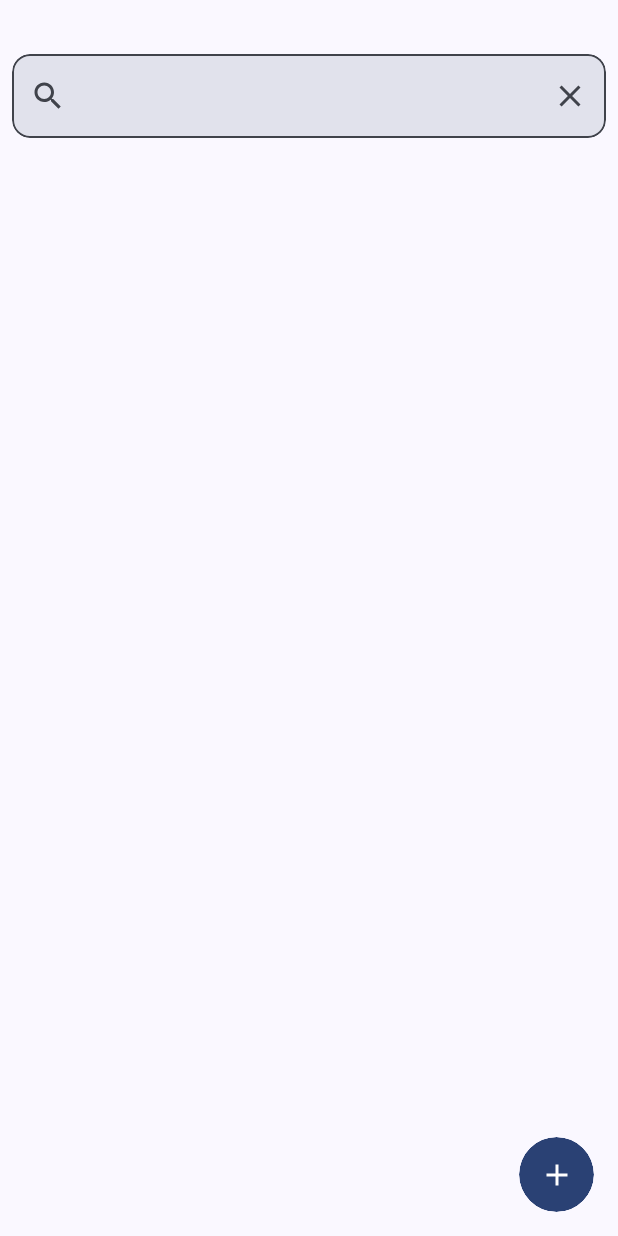
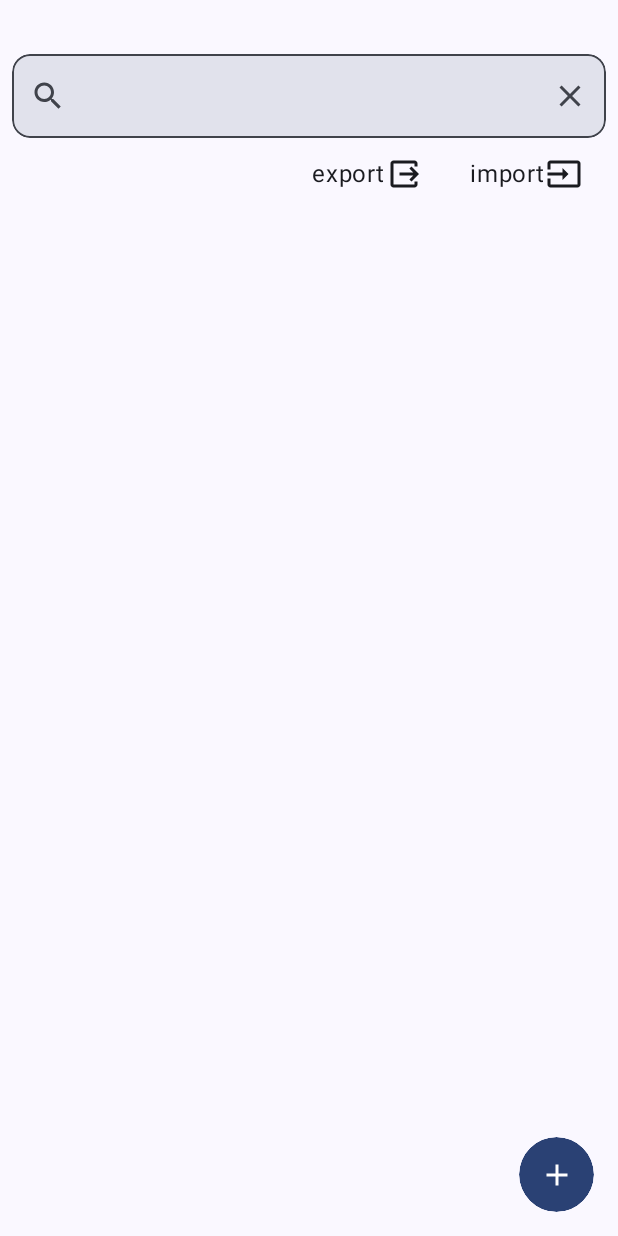
Before and after one commit to DarielBR/Contacts, an Android app built with Jetpack Compose: the screen it shows after launch (MainActivity), on a phone screen of 412 x 824 dp. Run offline under Robolectric (Android 15) with nearby library versions, the phone set to English and light mode, and no system bars; our stand-ins replace Dagger/Hilt's generated code, Room's generated code; 3 statements that could not run were skipped.

Commit message:
Today's due

```diff
--- a/app/build.gradle.kts
+++ b/app/build.gradle.kts
@@ -79,6 +79,12 @@ dependencies {
     kapt("com.google.dagger:hilt-android-compiler:2.44")
     //Navigation in Compose
     implementation("androidx.navigation:navigation-compose:2.7.5")
+    //Permission request
+    implementation ("com.google.accompanist:accompanist-permissions:0.24.13-rc")
+    //Retrofit
+    implementation ("com.squareup.retrofit2:converter-gson:2.9.0")
+    //GSON
+    implementation ("com.google.code.gson:gson:2.9.0")
 }
 
 kapt{
--- a/app/src/main/AndroidManifest.xml
+++ b/app/src/main/AndroidManifest.xml
@@ -1,6 +1,12 @@
 <?xml version="1.0" encoding="utf-8"?>
 <manifest xmlns:android="http://schemas.android.com/apk/res/android"
     xmlns:tools="http://schemas.android.com/tools">
+
+    <uses-feature
+        android:name="android.hardware.telephony"
+        android:required="false" />
+    <uses-permission android:name="android.permission.CALL_PHONE"/>
+    <uses-permission android:name="android.permission.SEND_SMS"/>
 
     <application
         android:name=".ContactsApplication"
--- a/app/src/main/java/com/bravoromeo/contacts/MainActivity.kt
+++ b/app/src/main/java/com/bravoromeo/contacts/MainActivity.kt
@@ -1,7 +1,6 @@
 package com.bravoromeo.contacts
 
 import android.annotation.SuppressLint
-import android.opengl.Visibility
 import android.os.Bundle
 import androidx.activity.ComponentActivity
 import androidx.activity.compose.setContent
@@ -20,7 +19,6 @@ import androidx.compose.material3.Surface
 import androidx.compose.runtime.Composable
 import androidx.compose.runtime.getValue
 import androidx.compose.runtime.mutableStateOf
-import androidx.compose.runtime.remember
 import androidx.compose.runtime.saveable.rememberSaveable
 import androidx.compose.runtime.setValue
 import androidx.compose.ui.Modifier
@@ -34,6 +32,8 @@ import androidx.navigation.compose.rememberNavController
 import com.bravoromeo.contacts.navigation.AppNavigation
 import com.bravoromeo.contacts.navigation.AppScreens
 import com.bravoromeo.contacts.ui.theme.ContactsTheme
+import com.bravoromeo.contacts.ui.utils.RequestPhonePermission
+import com.bravoromeo.contacts.ui.utils.RequestSMSPermission
 import com.bravoromeo.contacts.viewmodel.ContactsViewModel
 import dagger.hilt.android.AndroidEntryPoint
 
@@ -42,6 +42,8 @@ class MainActivity : ComponentActivity() {
     override fun onCreate(savedInstanceState: Bundle?) {
         super.onCreate(savedInstanceState)
         val viewModel: ContactsViewModel by viewModels()
+
+
         setContent {
             val navHostController = rememberNavController()
             ContactsTheme {
@@ -50,6 +52,8 @@ class MainActivity : ComponentActivity() {
                     modifier=Modifier.fillMaxSize(),
                     color=MaterialTheme.colorScheme.background
                 ) {
+                    RequestPhonePermission()
+                    RequestSMSPermission()
                     MainComposition(
                         viewModel=viewModel,
                         navHostController=navHostController
--- a/app/src/main/java/com/bravoromeo/contacts/hilt_di/AppModule.kt
+++ b/app/src/main/java/com/bravoromeo/contacts/hilt_di/AppModule.kt
@@ -1,17 +1,25 @@
 package com.bravoromeo.contacts.hilt_di
 
 import android.content.Context
+import android.os.Environment
 import dagger.Module
 import dagger.Provides
 import dagger.hilt.InstallIn
 import dagger.hilt.android.qualifiers.ApplicationContext
 import dagger.hilt.components.SingletonComponent
+import javax.inject.Singleton
 
 @Module
 @InstallIn(SingletonComponent::class)
 object AppModule {
+    @Singleton
     @Provides
     fun provideContext(@ApplicationContext applicationContext: Context): Context{
         return applicationContext
     }
+    @Singleton
+    @Provides
+    fun provideEnvironment(@ApplicationContext environment: Environment): Environment{
+        return environment
+    }
 }
--- a/app/src/main/java/com/bravoromeo/contacts/repositories/database/DatabaseRepository.kt
+++ b/app/src/main/java/com/bravoromeo/contacts/repositories/database/DatabaseRepository.kt
@@ -17,7 +17,9 @@ import kotlinx.coroutines.runBlocking
 import kotlinx.coroutines.withContext
 import javax.inject.Inject
 
-class DatabaseRepository @Inject constructor(@ApplicationContext private val context: Context) {
+class DatabaseRepository @Inject constructor(
+    @ApplicationContext private val context: Context
+) {
     private val contactsDao: ContactsDao
 
     init {
--- a/app/src/main/java/com/bravoromeo/contacts/repositories/database/entities/Contact.kt
+++ b/app/src/main/java/com/bravoromeo/contacts/repositories/database/entities/Contact.kt
@@ -3,16 +3,21 @@ package com.bravoromeo.contacts.repositories.database.entities
 import androidx.room.ColumnInfo
 import androidx.room.Entity
 import androidx.room.PrimaryKey
+import com.google.gson.annotations.SerializedName
 
 @Entity(tableName = "contact")
 data class Contact (
     @PrimaryKey
     @ColumnInfo(name = "contact_id")
+    @SerializedName("id")
     val contactId: String,
     @ColumnInfo(name = "person_id")
+    @SerializedName("person_id")
     val personId: Long,
     @ColumnInfo(name = "contact_description")
+    @SerializedName("type")
     val contactType: String,
     @ColumnInfo(name = "contact_notes")
+    @SerializedName("notes")
     val contactNotes: String?
 )
--- a/app/src/main/java/com/bravoromeo/contacts/repositories/database/entities/Person.kt
+++ b/app/src/main/java/com/bravoromeo/contacts/repositories/database/entities/Person.kt
@@ -3,15 +3,19 @@ package com.bravoromeo.contacts.repositories.database.entities
 import androidx.room.ColumnInfo
 import androidx.room.Entity
 import androidx.room.PrimaryKey
+import com.google.gson.annotations.SerializedName
 
 @Entity(tableName = "person")
 data class Person (
     @PrimaryKey(autoGenerate = true)
     @ColumnInfo(name = "person_id")
+    @SerializedName("id")
     val personId: Long = 0,
     @ColumnInfo(name = "full_name")
+    @SerializedName("name")
     val personFullName: String? = "",
     @ColumnInfo(name = "contact_address")
+    @SerializedName("address")
     val personAddress: String? = ""
 ){
 
--- a/app/src/main/java/com/bravoromeo/contacts/ui/screens/MainScreen.kt
+++ b/app/src/main/java/com/bravoromeo/contacts/ui/screens/MainScreen.kt
@@ -4,8 +4,10 @@ import android.content.res.Configuration
 import androidx.compose.foundation.layout.Arrangement
 import androidx.compose.foundation.layout.Column
 import androidx.compose.foundation.layout.PaddingValues
+import androidx.compose.foundation.layout.Row
 import androidx.compose.foundation.layout.Spacer
 import androidx.compose.foundation.layout.fillMaxSize
+import androidx.compose.foundation.layout.fillMaxWidth
 import androidx.compose.foundation.layout.height
 import androidx.compose.foundation.layout.padding
 import androidx.compose.foundation.lazy.LazyColumn
@@ -17,19 +19,26 @@ import androidx.compose.runtime.LaunchedEffect
 import androidx.compose.runtime.getValue
 import androidx.compose.runtime.mutableStateOf
 import androidx.compose.runtime.remember
+import androidx.compose.runtime.rememberCoroutineScope
 import androidx.compose.runtime.setValue
 import androidx.compose.ui.Alignment
 import androidx.compose.ui.Modifier
 import androidx.compose.ui.tooling.preview.Preview
 import androidx.compose.ui.unit.dp
 import androidx.navigation.NavHostController
+import com.bravoromeo.contacts.R
 import com.bravoromeo.contacts.navigation.AppScreens
 import com.bravoromeo.contacts.repositories.database.entities.Person
 import com.bravoromeo.contacts.repositories.database.entities.PersonWithContacts
+import com.bravoromeo.contacts.ui.composables.ContactMenuButton
+import com.bravoromeo.contacts.ui.composables.ContactType
 import com.bravoromeo.contacts.ui.composables.GeneralSearchBar
+import com.bravoromeo.contacts.ui.composables.NavBackButton
 import com.bravoromeo.contacts.ui.composables.PersonElementDetail
 import com.bravoromeo.contacts.ui.theme.ContactsTheme
 import com.bravoromeo.contacts.viewmodel.ContactsViewModel
+import kotlinx.coroutines.async
+import kotlinx.coroutines.launch
 
 @Preview(showBackground = true)
 @Preview(showBackground = true, uiMode = Configuration.UI_MODE_NIGHT_YES)
@@ -58,6 +67,26 @@ fun MainScreen(
         ) {
             Spacer(modifier=modifier.height(28.dp))
             GeneralSearchBar(viewModel = viewModel)
+            Row(
+                horizontalArrangement = Arrangement.End,
+                verticalAlignment = Alignment.CenterVertically,
+                modifier=modifier
+                    .fillMaxWidth()
+            ){
+                val coroutineScope = rememberCoroutineScope()
+                ContactMenuButton(
+                    iconResource = R.drawable.export_file,
+                    textResource = R.string.ui_share
+                ) {
+                    coroutineScope.launch { viewModel?.exportContacts() }
+                }
+                ContactMenuButton(
+                    iconResource = R.drawable.import_file,
+                    textResource = R.string.ui_import
+                ) {
+                    coroutineScope.launch { viewModel?.importContacts() }
+                }
+            }
             Spacer(modifier=modifier.height(28.dp))
             var personList by remember { mutableStateOf((emptyList<PersonWithContacts>())) }
             LaunchedEffect(Unit){
--- /dev/null
+++ b/app/src/main/java/com/bravoromeo/contacts/ui/utils/PermissionRequester.kt
@@ -0,0 +1,85 @@
+package com.bravoromeo.contacts.ui.utils
+
+import android.Manifest
+import androidx.compose.material3.Text
+import androidx.compose.runtime.Composable
+import androidx.compose.runtime.DisposableEffect
+import androidx.compose.ui.platform.LocalLifecycleOwner
+import androidx.compose.ui.res.stringResource
+import androidx.lifecycle.Lifecycle
+import androidx.lifecycle.LifecycleEventObserver
+import com.bravoromeo.contacts.R
+import com.google.accompanist.permissions.ExperimentalPermissionsApi
+import com.google.accompanist.permissions.isGranted
+import com.google.accompanist.permissions.rememberPermissionState
+import com.google.accompanist.permissions.shouldShowRationale
+
+@OptIn(ExperimentalPermissionsApi::class)
+@Composable
+fun RequestPhonePermission(){
+    val phonePermissionState = rememberPermissionState(
+        permission = Manifest.permission.CALL_PHONE
+    )
+    val lifecycleOwner = LocalLifecycleOwner.current
+
+    DisposableEffect(lifecycleOwner){
+        val observer = LifecycleEventObserver{_, event ->
+            when(event){
+                Lifecycle.Event.ON_START -> phonePermissionState.launchPermissionRequest()
+                else -> {}
+            }
+        }
+        lifecycleOwner.lifecycle.addObserver(observer = observer)
+
+        onDispose {
+            lifecycleOwner.lifecycle.removeObserver(observer)
+        }
+    }
+
+    when{
+        phonePermissionState.status.isGranted -> {
+            Text(text=stringResource(id=R.string.permission_phone_granted))
+        }
+        phonePermissionState.status.shouldShowRationale -> {
+            Text(text=stringResource(id=R.string.permission_phome_rationale))
+        }
+        !phonePermissionState.status.isGranted && !phonePermissionState.status.shouldShowRationale ->{
+            Text(text=stringResource(id=R.string.permission_phone_denied))
+        }
+    }
+}
+
+@OptIn(ExperimentalPermissionsApi::class)
+@Composable
+fun RequestSMSPermission(){
+    val smsPermissionState = rememberPermissionState(
+        permission = Manifest.permission.SEND_SMS
+    )
+    val lifecycleOwner = LocalLifecycleOwner.current
+
+    DisposableEffect(lifecycleOwner){
+        val observer = LifecycleEventObserver{_, event ->
+            when(event){
+                Lifecycle.Event.ON_START -> smsPermissionState.launchPermissionRequest()
+                else -> {}
+            }
+        }
+        lifecycleOwner.lifecycle.addObserver(observer = observer)
+
+        onDispose {
+            lifecycleOwner.lifecycle.removeObserver(observer)
+        }
+    }
+
+    when{
+        smsPermissionState.status.isGranted -> {
+            Text(text=stringResource(id=R.string.permission_phone_granted))
+        }
+        smsPermissionState.status.shouldShowRationale -> {
+            Text(text=stringResource(id=R.string.permission_phome_rationale))
+        }
+        !smsPermissionState.status.isGranted && !smsPermissionState.status.shouldShowRationale ->{
+            Text(text=stringResource(id=R.string.permission_phone_denied))
+        }
+    }
+}
--- /dev/null
+++ b/app/src/main/res/drawable/export_file.xml
@@ -0,0 +1,6 @@
+<vector android:height="24dp" android:tint="#000000"
+    android:viewportHeight="24" android:viewportWidth="24"
+    android:width="24dp" xmlns:android="http://schemas.android.com/apk/res/android">
+    <path android:fillColor="@android:color/white" android:pathData="M17,17l5,-5l-5,-5l-1.41,1.41l2.58,2.59l-9.17,0l0,2l9.17,0l-2.58,2.59z"/>
+    <path android:fillColor="@android:color/white" android:pathData="M19,19H5V5h14v2h2V5c0,-1.1 -0.89,-2 -2,-2H5C3.9,3 3,3.9 3,5v14c0,1.1 0.9,2 2,2h14c1.11,0 2,-0.9 2,-2v-2h-2V19z"/>
+</vector>
--- /dev/null
+++ b/app/src/main/res/drawable/import_file.xml
@@ -0,0 +1,5 @@
+<vector android:autoMirrored="true" android:height="24dp"
+    android:tint="#000000" android:viewportHeight="24"
+    android:viewportWidth="24" android:width="24dp" xmlns:android="http://schemas.android.com/apk/res/android">
+    <path android:fillColor="@android:color/white" android:pathData="M21,3.01H3c-1.1,0 -2,0.9 -2,2V9h2V4.99h18v14.03H3V15H1v4.01c0,1.1 0.9,1.98 2,1.98h18c1.1,0 2,-0.88 2,-1.98v-14c0,-1.11 -0.9,-2 -2,-2zM11,16l4,-4 -4,-4v3H1v2h10v3z"/>
+</vector>
--- a/app/src/main/res/values/strings.xml
+++ b/app/src/main/res/values/strings.xml
@@ -16,7 +16,15 @@
     <string name="ui_delete">delete</string>
     <string name="ui_edit">edit</string>
     <string name="ui_share">export</string>
+    <string name="ui_import">import</string>
     <string name="ui_are_you_sure">Do you want to eliminate this contact?</string>
     <string name="yes">Yes</string>
     <string name="no">No</string>
+    <string name="permission_phone_granted">Phone permission granted</string>
+    <string name="permission_phome_rationale">Please, grant phone call permission for full functionality availability.</string>
+    <string name="permission_phone_denied">This app needs phone call permission to work with full capabilities, please, grant it in application settings.</string>
+    <string name="toast_error_writing_file">Error writing the contacts file into device.</string>
+    <string name="toast_success_writing_file">Contacts file saved into Downloads folder.</string>
+    <string name="toast_error_reading_file">Error importing contacts from file.</string>
+    <string name="toast_success_reading_file">Success importing contacts.</string>
 </resources>
```
Also changed, not shown: app/src/main/java/com/bravoromeo/contacts/repositories/intents/IntentsRepository.kt (added, +34 -0 lines), app/src/main/java/com/bravoromeo/contacts/repositories/jsonparse/model/ContactsJsonFile.kt (added, +9 -0 lines), app/src/main/java/com/bravoromeo/contacts/repositories/jsonparse/repository/JsonParsingRepository.kt (added, +67 -0 lines), app/src/main/java/com/bravoromeo/contacts/ui/screens/ContactDetail.kt (+15 -8 lines), app/src/main/java/com/bravoromeo/contacts/viewmodel/ContactsViewModel.kt (+109 -4 lines), 1 other file.
